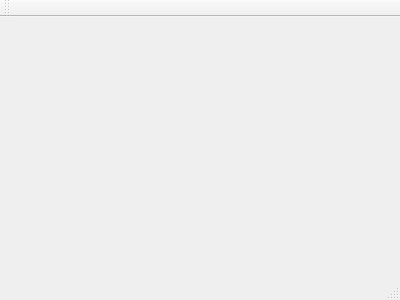
Above: mainwindow.ui from coolbry95/ECE335-Project2 before the change. Below: the same form after it.
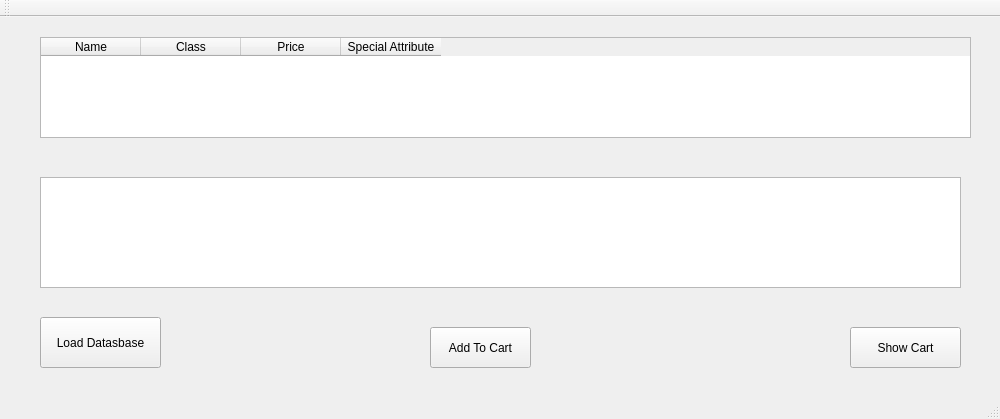
That is the form after the change.

Commit message: basic window set up

Diff of the .ui file:
```diff
--- a/mainwindow.ui
+++ b/mainwindow.ui
@@ -1,24 +1,155 @@
 <ui version="4.0">
  <class>MainWindow</class>
- <widget class="QMainWindow" name="MainWindow" >
-  <property name="geometry" >
+ <widget class="QMainWindow" name="MainWindow">
+  <property name="geometry">
    <rect>
     <x>0</x>
     <y>0</y>
-    <width>400</width>
-    <height>300</height>
+    <width>1000</width>
+    <height>419</height>
    </rect>
   </property>
-  <property name="windowTitle" >
-   <string>MainWindow</string>
+  <property name="minimumSize">
+   <size>
+    <width>0</width>
+    <height>0</height>
+   </size>
   </property>
-  <widget class="QMenuBar" name="menuBar" />
-  <widget class="QToolBar" name="mainToolBar" />
-  <widget class="QWidget" name="centralWidget" />
-  <widget class="QStatusBar" name="statusBar" />
+  <property name="windowTitle">
+   <string>Pet Database</string>
+  </property>
+  <widget class="QWidget" name="centralWidget">
+   <widget class="QPushButton" name="loadDatabaseButton">
+    <property name="geometry">
+     <rect>
+      <x>40</x>
+      <y>300</y>
+      <width>121</width>
+      <height>51</height>
+     </rect>
+    </property>
+    <property name="text">
+     <string>Load Datasbase</string>
+    </property>
+   </widget>
+   <widget class="QPushButton" name="addToCartButton">
+    <property name="geometry">
+     <rect>
+      <x>430</x>
+      <y>310</y>
+      <width>101</width>
+      <height>41</height>
+     </rect>
+    </property>
+    <property name="text">
+     <string>Add To Cart</string>
+    </property>
+    <property name="checkable">
+     <bool>false</bool>
+    </property>
+    <property name="flat">
+     <bool>false</bool>
+    </property>
+   </widget>
+   <widget class="QPushButton" name="showCartButton">
+    <property name="geometry">
+     <rect>
+      <x>850</x>
+      <y>310</y>
+      <width>111</width>
+      <height>41</height>
+     </rect>
+    </property>
+    <property name="text">
+     <string>Show Cart</string>
+    </property>
+   </widget>
+   <widget class="QTableWidget" name="databaseTable">
+    <property name="geometry">
+     <rect>
+      <x>40</x>
+      <y>20</y>
+      <width>931</width>
+      <height>101</height>
+     </rect>
+    </property>
+    <property name="minimumSize">
+     <size>
+      <width>0</width>
+      <height>0</height>
+     </size>
+    </property>
+    <column>
+     <property name="text">
+      <string>Name</string>
+     </property>
+    </column>
+    <column>
+     <property name="text">
+      <string>Class</string>
+     </property>
+    </column>
+    <column>
+     <property name="text">
+      <string>Price</string>
+     </property>
+    </column>
+    <column>
+     <property name="text">
+      <string>Special Attribute</string>
+     </property>
+    </column>
+   </widget>
+   <widget class="QTableWidget" name="bundleTable">
+    <property name="geometry">
+     <rect>
+      <x>40</x>
+      <y>160</y>
+      <width>921</width>
+      <height>111</height>
+     </rect>
+    </property>
+    <attribute name="horizontalHeaderVisible">
+     <bool>false</bool>
+    </attribute>
+    <column>
+     <property name="text">
+      <string>Bundle</string>
+     </property>
+    </column>
+    <column>
+     <property name="text">
+      <string>New Column</string>
+     </property>
+    </column>
+    <column>
+     <property name="text">
+      <string>Savings</string>
+     </property>
+    </column>
+   </widget>
+  </widget>
+  <widget class="QMenuBar" name="menuBar">
+   <property name="geometry">
+    <rect>
+     <x>0</x>
+     <y>0</y>
+     <width>1000</width>
+     <height>24</height>
+    </rect>
+   </property>
+  </widget>
+  <widget class="QToolBar" name="mainToolBar">
+   <attribute name="toolBarArea">
+    <enum>TopToolBarArea</enum>
+   </attribute>
+   <attribute name="toolBarBreak">
+    <bool>false</bool>
+   </attribute>
+  </widget>
+  <widget class="QStatusBar" name="statusBar"/>
  </widget>
- <layoutDefault spacing="6" margin="11" />
- <pixmapfunction></pixmapfunction>
+ <layoutdefault spacing="6" margin="11"/>
  <resources/>
  <connections/>
 </ui>
```
Left out of the diff: 1 changed line with no effect on the pictures. The commit also changes 2 other files.
